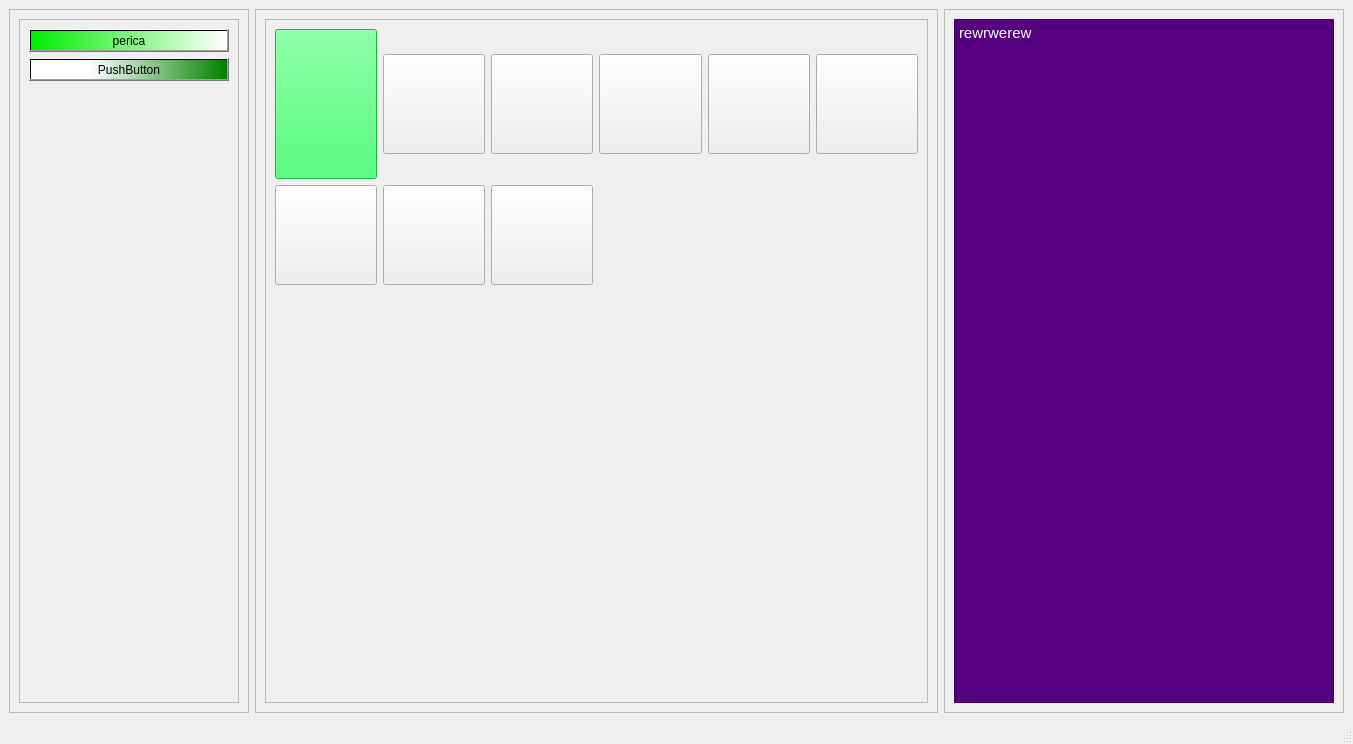
Before: the Qt Designer form view.ui in Dusan92Atanackovic/luqi, drawn with Qt 5.
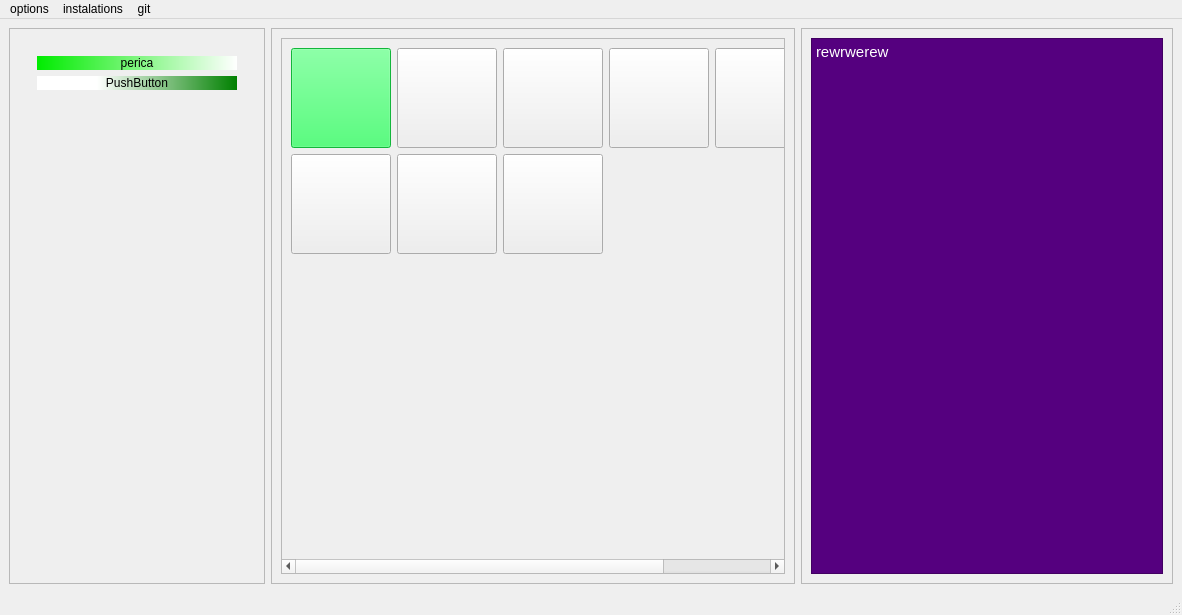
After: the same form once the commit is applied. Icons and pictures are not drawn.

Patch:
```diff
--- a/view.ui
+++ b/view.ui
@@ -6,8 +6,8 @@
    <rect>
     <x>0</x>
     <y>0</y>
-    <width>1353</width>
-    <height>744</height>
+    <width>1182</width>
+    <height>615</height>
    </rect>
   </property>
   <property name="windowTitle">
@@ -54,6 +54,10 @@
            <verstretch>0</verstretch>
           </sizepolicy>
          </property>
+         <property name="styleSheet">
+          <string notr="true">border:0px;
+margin-left:0px;</string>
+         </property>
          <property name="widgetResizable">
           <bool>true</bool>
          </property>
@@ -62,8 +66,8 @@
            <rect>
             <x>0</x>
             <y>0</y>
-            <width>218</width>
-            <height>657</height>
+            <width>236</width>
+            <height>517</height>
            </rect>
           </property>
           <property name="sizePolicy">
@@ -74,6 +78,25 @@
           </property>
           <layout class="QVBoxLayout" name="verticalLayout_3">
            <item>
+            <widget class="QFrame" name="frame">
+             <property name="sizePolicy">
+              <sizepolicy hsizetype="Preferred" vsizetype="Expanding">
+               <horstretch>0</horstretch>
+               <verstretch>0</verstretch>
+              </sizepolicy>
+             </property>
+             <property name="styleSheet">
+              <string notr="true">border:0px;
+float:left;</string>
+             </property>
+             <property name="frameShape">
+              <enum>QFrame::StyledPanel</enum>
+             </property>
+             <property name="frameShadow">
+              <enum>QFrame::Raised</enum>
+             </property>
+             <layout class="QVBoxLayout" name="verticalLayout_4">
+              <item>
             <widget class="QPushButton" name="pushButton_2">
              <property name="minimumSize">
               <size>
@@ -107,10 +130,13 @@
              <property name="sizeHint" stdset="0">
               <size>
                <width>20</width>
-               <height>570</height>
+                  <height>40</height>
               </size>
              </property>
             </spacer>
+              </item>
+             </layout>
+            </widget>
            </item>
           </layout>
          </widget>
@@ -156,15 +182,15 @@
            <rect>
             <x>0</x>
             <y>0</y>
-            <width>661</width>
-            <height>657</height>
+            <width>648</width>
+            <height>512</height>
            </rect>
           </property>
           <layout class="QGridLayout" name="gridLayout_2">
-           <item row="0" column="0">
+           <item row="1" column="0">
             <widget class="QPushButton" name="pushButton_6">
              <property name="sizePolicy">
-              <sizepolicy hsizetype="MinimumExpanding" vsizetype="MinimumExpanding">
+              <sizepolicy hsizetype="MinimumExpanding" vsizetype="Preferred">
                <horstretch>0</horstretch>
                <verstretch>0</verstretch>
               </sizepolicy>
@@ -178,7 +204,7 @@
              <property name="maximumSize">
               <size>
                <width>16777215</width>
-               <height>150</height>
+               <height>16777215</height>
               </size>
              </property>
              <property name="styleSheet">
@@ -192,7 +218,7 @@
              </property>
             </widget>
            </item>
-           <item row="2" column="2">
+           <item row="3" column="2">
             <widget class="QPushButton" name="pushButton_5">
              <property name="sizePolicy">
               <sizepolicy hsizetype="MinimumExpanding" vsizetype="Maximum">
@@ -211,7 +237,7 @@
              </property>
             </widget>
            </item>
-           <item row="0" column="4">
+           <item row="1" column="4">
             <widget class="QPushButton" name="pushButton_10">
              <property name="sizePolicy">
               <sizepolicy hsizetype="MinimumExpanding" vsizetype="Maximum">
@@ -233,7 +259,7 @@
              </property>
             </widget>
            </item>
-           <item row="2" column="0">
+           <item row="3" column="0">
             <widget class="QPushButton" name="pushButton_11">
              <property name="sizePolicy">
               <sizepolicy hsizetype="MinimumExpanding" vsizetype="Maximum">
@@ -258,7 +284,20 @@
              </property>
             </widget>
            </item>
-           <item row="2" column="1">
+           <item row="4" column="2">
+            <spacer name="verticalSpacer_2">
+             <property name="orientation">
+              <enum>Qt::Vertical</enum>
+             </property>
+             <property name="sizeHint" stdset="0">
+              <size>
+               <width>20</width>
+               <height>40</height>
+              </size>
+             </property>
+            </spacer>
+           </item>
+           <item row="3" column="1">
             <widget class="QPushButton" name="pushButton_8">
              <property name="sizePolicy">
               <sizepolicy hsizetype="MinimumExpanding" vsizetype="Maximum">
@@ -277,7 +316,7 @@
              </property>
             </widget>
            </item>
-           <item row="0" column="5">
+           <item row="1" column="5">
             <widget class="QPushButton" name="pushButton_7">
              <property name="sizePolicy">
               <sizepolicy hsizetype="MinimumExpanding" vsizetype="Maximum">
@@ -296,7 +335,7 @@
              </property>
             </widget>
            </item>
-           <item row="0" column="2">
+           <item row="1" column="2">
             <widget class="QPushButton" name="pushButton_4">
              <property name="sizePolicy">
               <sizepolicy hsizetype="MinimumExpanding" vsizetype="Maximum">
@@ -315,7 +354,7 @@
              </property>
             </widget>
            </item>
-           <item row="0" column="1">
+           <item row="1" column="1">
             <widget class="QPushButton" name="pushButton_9">
              <property name="sizePolicy">
               <sizepolicy hsizetype="MinimumExpanding" vsizetype="Maximum">
@@ -334,7 +373,7 @@
              </property>
             </widget>
            </item>
-           <item row="0" column="3">
+           <item row="1" column="3">
             <widget class="QPushButton" name="pushButton_12">
              <property name="sizePolicy">
               <sizepolicy hsizetype="MinimumExpanding" vsizetype="Maximum">
@@ -353,19 +392,6 @@
              </property>
             </widget>
            </item>
-           <item row="3" column="2">
-            <spacer name="verticalSpacer_2">
-             <property name="orientation">
-              <enum>Qt::Vertical</enum>
-             </property>
-             <property name="sizeHint" stdset="0">
-              <size>
-               <width>20</width>
-               <height>40</height>
-              </size>
-             </property>
-            </spacer>
-           </item>
           </layout>
          </widget>
         </widget>
@@ -437,10 +463,32 @@
     <rect>
      <x>0</x>
      <y>0</y>
-     <width>1353</width>
+     <width>1182</width>
      <height>25</height>
     </rect>
    </property>
+   <widget class="QMenu" name="menuOptions">
+    <property name="title">
+     <string>options</string>
+    </property>
+    <addaction name="actionAdd_category_Ctrl_Shift_c"/>
+    <addaction name="actionAdd_programs_Ctrl_Shift_p"/>
+    <addaction name="separator"/>
+    <addaction name="actionQuit_Ctrl_Shift_Q"/>
+   </widget>
+   <widget class="QMenu" name="menuGit">
+    <property name="title">
+     <string>git</string>
+    </property>
+   </widget>
+   <widget class="QMenu" name="menuInstalations">
+    <property name="title">
+     <string>instalations</string>
+    </property>
+   </widget>
+   <addaction name="menuOptions"/>
+   <addaction name="menuInstalations"/>
+   <addaction name="menuGit"/>
   </widget>
   <widget class="QStatusBar" name="statusbar"/>
  </widget>
```
Left out of the diff: 15 changed lines with no effect on the pictures. Lines whose indentation alone changed are shown as unchanged.
